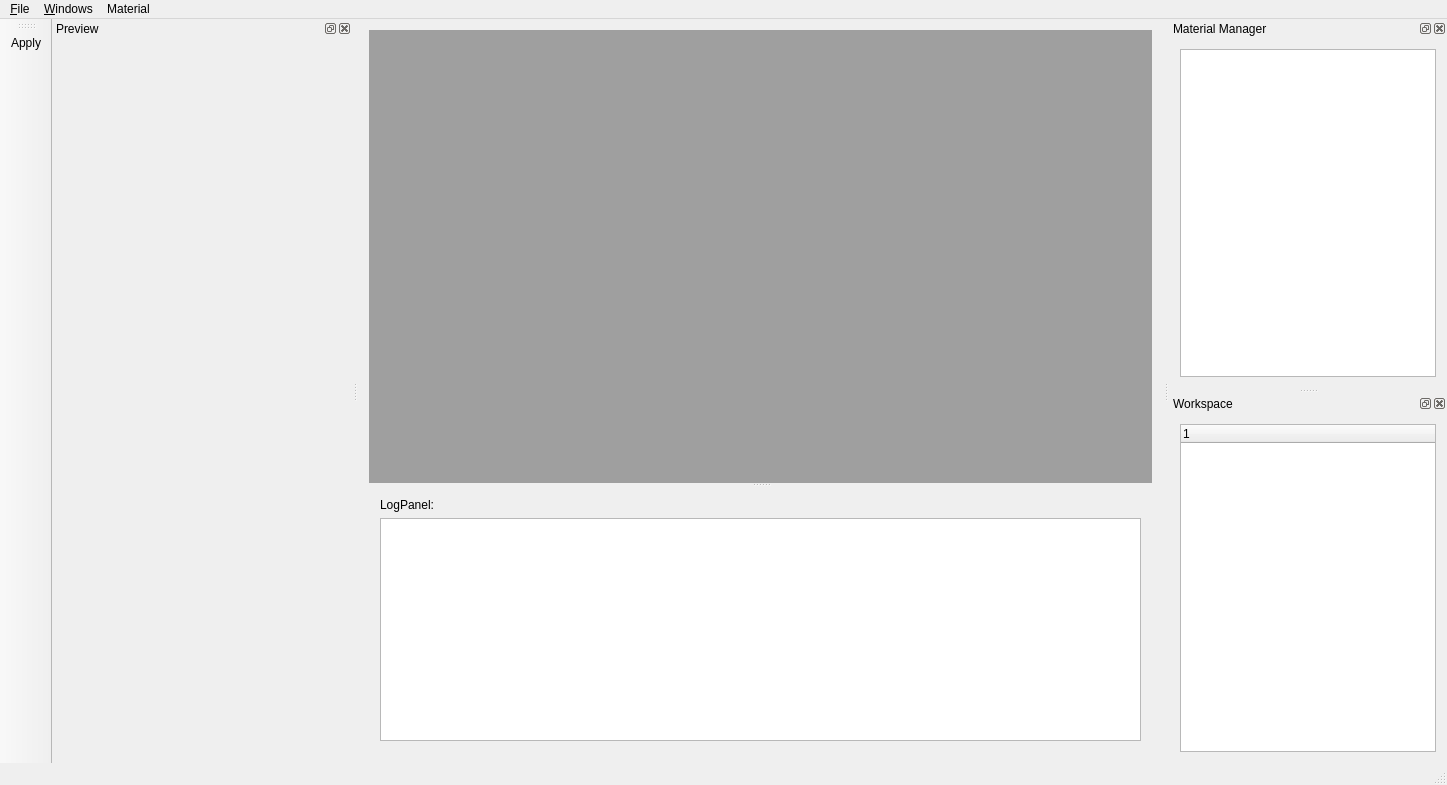
Old version of the form Src/mainwindow.ui in the repository ironsteel/QtOME.
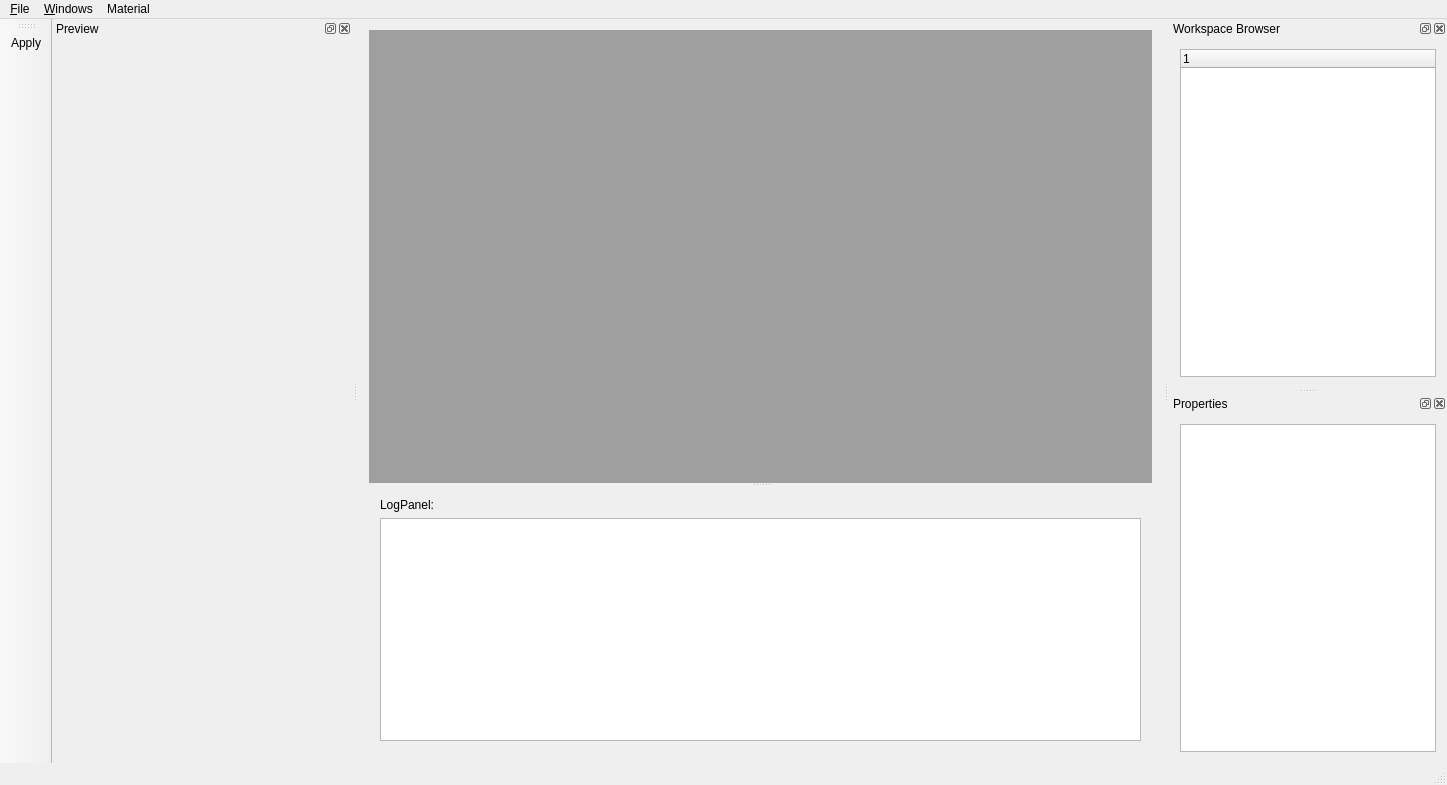
New version of the form. Icons and pictures are not drawn. Custom widgets are drawn as their Qt base class.

Commit message: subclass QTreeWidget

```diff
--- a/Src/mainwindow.ui
+++ b/Src/mainwindow.ui
@@ -197,37 +197,15 @@
   </widget>
   <widget class="QDockWidget" name="dockWidget">
    <property name="windowTitle">
-    <string>Material Manager</string>
+    <string>Workspace Browser</string>
    </property>
    <attribute name="dockWidgetArea">
     <number>2</number>
    </attribute>
    <widget class="QWidget" name="dockWidgetContents_2">
-    <layout class="QHBoxLayout" name="horizontalLayout">
+    <layout class="QVBoxLayout" name="verticalLayout_8">
      <item>
-      <widget class="QListWidget" name="listWidget">
-       <property name="minimumSize">
-        <size>
-         <width>150</width>
-         <height>0</height>
-        </size>
-       </property>
-      </widget>
-     </item>
-    </layout>
-   </widget>
-  </widget>
-  <widget class="QDockWidget" name="dockWidget_2">
-   <property name="windowTitle">
-    <string>Workspace</string>
-   </property>
-   <attribute name="dockWidgetArea">
-    <number>2</number>
-   </attribute>
-   <widget class="QWidget" name="dockWidgetContents_3">
-    <layout class="QVBoxLayout" name="verticalLayout_3">
-     <item>
-      <widget class="QTreeWidget" name="workspaceTree">
+      <widget class="WorkspaceWidget" name="workspaceTree">
        <column>
         <property name="text">
          <string notr="true">1</string>
@@ -238,6 +216,28 @@
     </layout>
    </widget>
   </widget>
+  <widget class="QDockWidget" name="dockWidget_2">
+   <property name="windowTitle">
+    <string>Properties</string>
+   </property>
+   <attribute name="dockWidgetArea">
+    <number>2</number>
+   </attribute>
+   <widget class="QWidget" name="dockWidgetContents_3">
+    <layout class="QVBoxLayout" name="verticalLayout_3">
+     <item>
+      <widget class="QListWidget" name="listWidget">
+       <property name="minimumSize">
+        <size>
+         <width>150</width>
+         <height>0</height>
+        </size>
+       </property>
+      </widget>
+     </item>
+    </layout>
+   </widget>
+  </widget>
   <action name="action_New">
    <property name="text">
     <string>&amp;New</string>
@@ -348,6 +348,11 @@
    <extends>QTextEdit</extends>
    <header>CgEdit.h</header>
   </customwidget>
+  <customwidget>
+   <class>WorkspaceWidget</class>
+   <extends>QTreeWidget</extends>
+   <header>WorkspaceWidget.hpp</header>
+  </customwidget>
  </customwidgets>
  <resources>
   <include location="QtOME.qrc"/>
```
Left out of the diff: 2 changed lines with no effect on the pictures. The commit also changes 3 other files.
